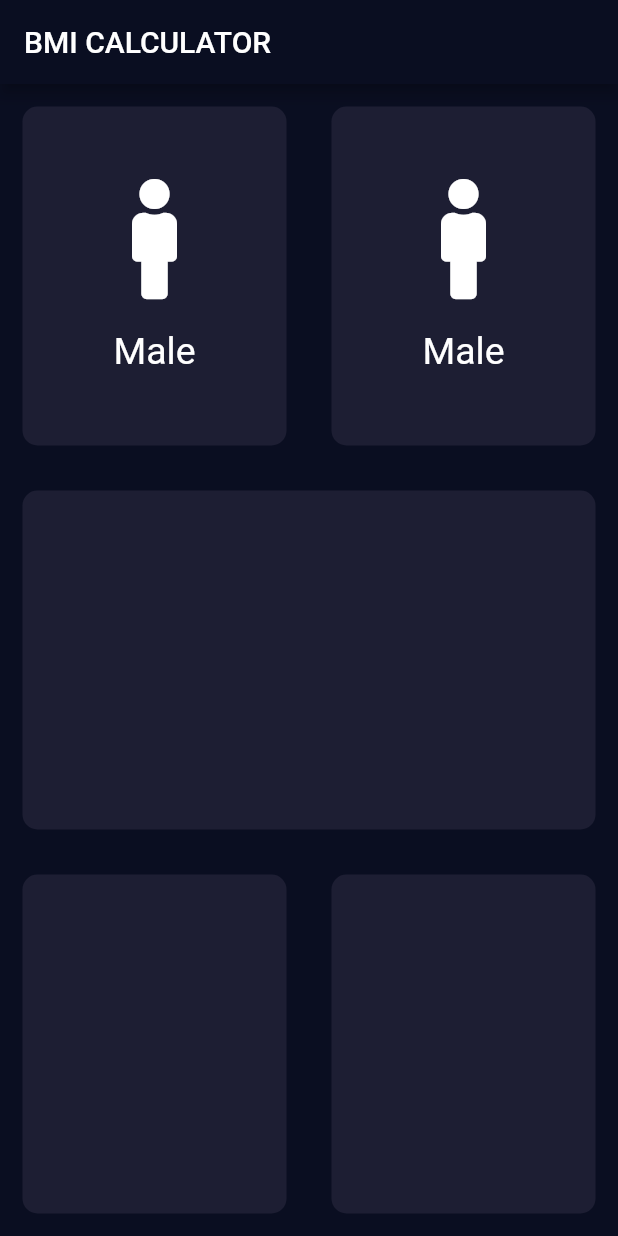
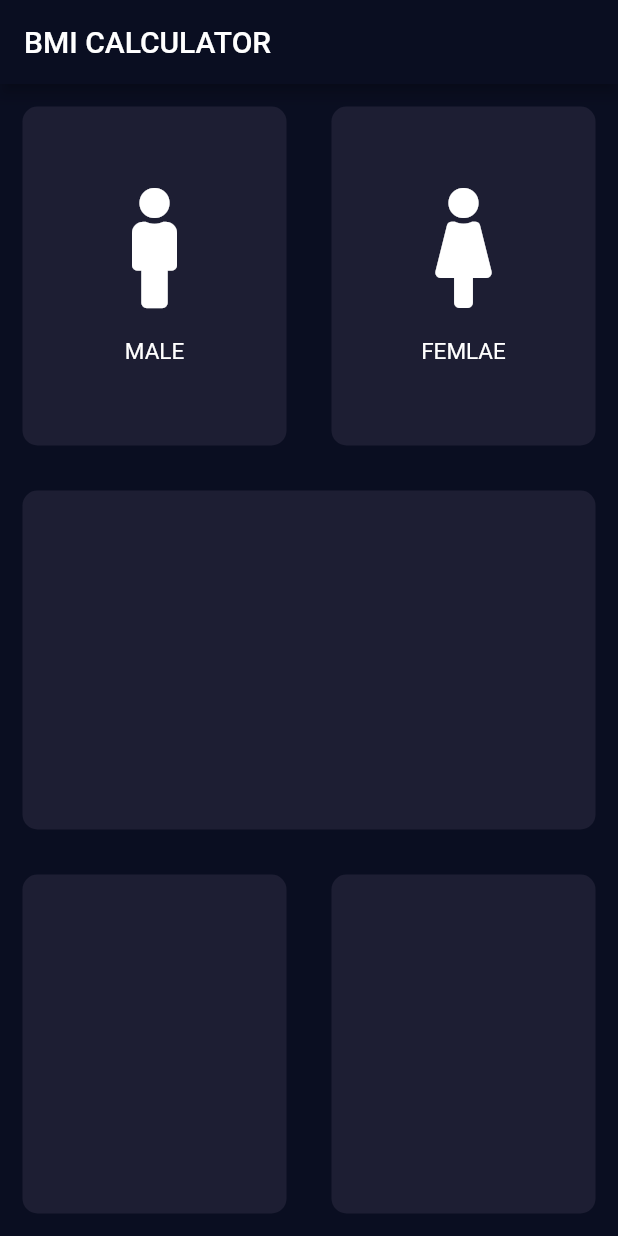
Before and after one commit to atharjaved15/new_bmi_cal, a Flutter app: the screen it shows after launch, on a phone screen of 412 x 824 dp. Run offline on Flutter 3.47's test engine with Material 2 defaults, Android fonts, the phone set to English and light mode, and no system bars; our stand-ins replace font_awesome_flutter.

Commit message:
Done: Seprate Class for Repeated Codes.

```diff
--- a/lib/input_page.dart
+++ b/lib/input_page.dart
@@ -1,5 +1,6 @@
 import 'package:flutter/material.dart';
 import 'package:font_awesome_flutter/font_awesome_flutter.dart';
+import 'repeatedCodes.dart';
 
 
 class InputPage extends StatefulWidget {
@@ -23,10 +24,16 @@ class _InputPageState extends State<InputPage> {
               Expanded(child:
               MyContainer(
                 colors: Color(0xFF1D1E33),
-                cardWidget: IconTitle(),
+                cardWidget: IconTitle(
+                  label: "MALE",
+                  iconData: FontAwesomeIcons.male,
+                ),
               )
               ),
-              Expanded(child:MyContainer(colors: Color(0xFF1D1E33),cardWidget: IconTitle(),)
+              Expanded(child:MyContainer(colors: Color(0xFF1D1E33),cardWidget: IconTitle(
+                label: 'FEMLAE',
+                iconData: FontAwesomeIcons.female,
+              ),)
              ),
 
             ],
@@ -46,47 +53,3 @@ class _InputPageState extends State<InputPage> {
     );
   }
 }
-
-class IconTitle extends StatelessWidget {
-  IconTitle({@required this.label, this.iconData});
-  final IconData iconData;
-  final String label;
-
-  @override
-  Widget build(BuildContext context) {
-    return Column(
-      mainAxisAlignment: MainAxisAlignment.center,
-      children: <Widget>[
-        Icon(
-          FontAwesomeIcons.male,
-          size: 80,
-        ),
-        SizedBox(
-          height: 20,
-        ),
-        Text(
-          'Male' ,
-          style: TextStyle(fontSize: 25,color: Colors.white),
-        )
-
-      ],
-    );
-  }
-}
-
-class MyContainer extends StatelessWidget {
-  MyContainer({@required this.colors,this.cardWidget});
-  final Color colors;
-  final Widget cardWidget;
-    @override
-  Widget build(BuildContext context) {
-    return Container(
-      child: cardWidget,
-      margin: EdgeInsets.all(15.0),
-      decoration: BoxDecoration(
-        color: colors,
-        borderRadius: BorderRadius.circular(10.0),
-      ),
-    );
-  }
-}
--- /dev/null
+++ b/lib/repeatedCodes.dart
@@ -0,0 +1,45 @@
+import 'package:flutter/material.dart';
+
+
+class MyContainer extends StatelessWidget {
+  MyContainer({@required this.colors,this.cardWidget});
+  final Color colors;
+  final Widget cardWidget;
+  @override
+  Widget build(BuildContext context) {
+    return Container(
+      child: cardWidget,
+      margin: EdgeInsets.all(15.0),
+      decoration: BoxDecoration(
+        color: colors,
+        borderRadius: BorderRadius.circular(10.0),
+      ),
+    );
+  }
+}
+class IconTitle extends StatelessWidget {
+  IconTitle({@required this.label, this.iconData});
+  final IconData iconData;
+  final String label;
+
+  @override
+  Widget build(BuildContext context) {
+    return Column(
+      mainAxisAlignment: MainAxisAlignment.center,
+      children: <Widget>[
+        Icon(
+          iconData,
+          size: 80,
+        ),
+        SizedBox(
+          height: 20,
+        ),
+        Text(
+          label,
+          style: TextStyle(fontSize: 15,color: Colors.white),
+        )
+
+      ],
+    );
+  }
+}
```
